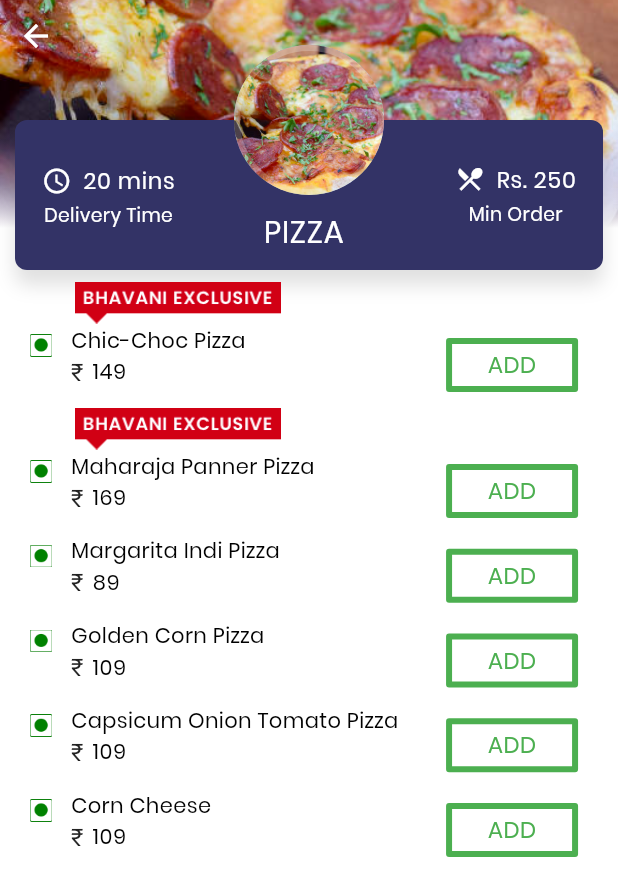
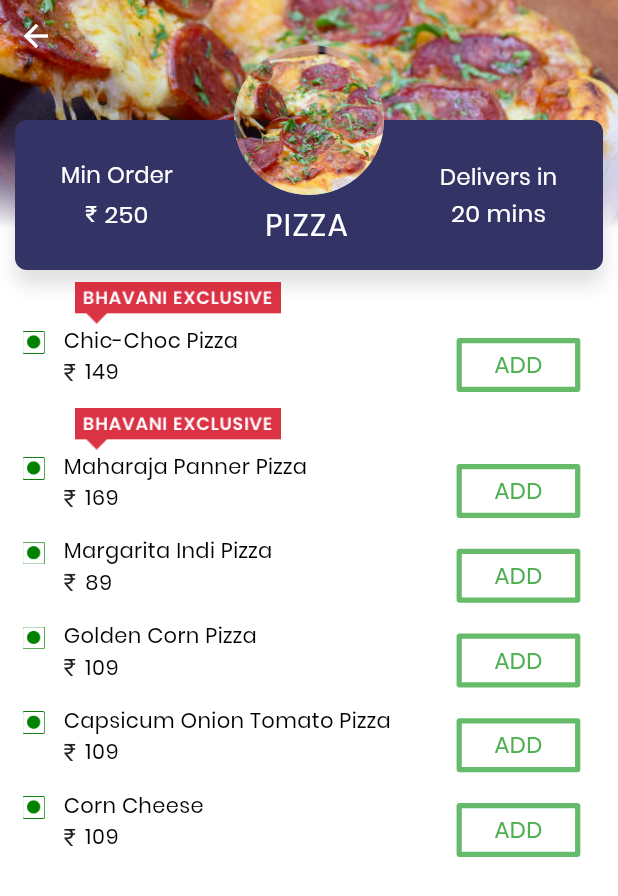
Before and after one commit to chammub/BS, a Flutter app: the DetailPage screen opened directly with sample values from the repository, on a phone screen of 412 x 824 dp. Shown: the top 896 px of the screen. Run offline on Flutter 3.47's test engine with Material 2 defaults, Android fonts, the phone set to English and light mode, and no system bars; missing offline and left inert: color.

Commit message:
Nav - updated

```diff
--- a/lib/common/cart_home.dart
+++ b/lib/common/cart_home.dart
@@ -86,13 +86,18 @@ class _CartHomeState extends State<CartHome> {
         mainAxisAlignment: MainAxisAlignment.start,
         children: <Widget>[
           new Padding(
-              padding: const EdgeInsets.only(left: 20.0),
-              child: new Image.asset(
-                'res/images/ic_logo.png',
-                height: 35.0,
-                width: 35.0,
-                fit: BoxFit.contain,
-              )),
+              padding: const EdgeInsets.only(top: 30.0),
+              child: new IconButton(
+                  icon: new Icon(Icons.chevron_left, color: Colors.black),
+                  onPressed: () {
+                    Navigator.pop(context);
+                    Navigator.pop(context);
+                  })
+
+              //new BackButton(color: Colors.black)
+              ),
+          new Image.asset('res/images/ic_logo.png',
+              height: 35.0, width: 35.0, fit: BoxFit.contain),
           new Padding(
               padding: const EdgeInsets.only(left: 10.0, bottom: 7.5),
               child: new Text("CART ITEMS", style: _billHeaderTextStyle))
@@ -333,7 +338,7 @@ class _CartHomeBuilderState extends State<CartHomeBuilder> {
                     width: 25.0,
                     height: 25.0,
                     child: new IconButton(
-                        icon: new Icon(Icons.remove, color: Colors.red),
+                        icon: new Icon(Icons.remove, color: Colors.red[300]),
                         alignment: Alignment.topLeft,
                         iconSize: 15.0,
                         padding: const EdgeInsets.only(
@@ -341,7 +346,7 @@ class _CartHomeBuilderState extends State<CartHomeBuilder> {
                         onPressed: _cartItemDecrement),
                     decoration: new BoxDecoration(
                         borderRadius:
-                            new BorderRadius.all(new Radius.circular(100.0)),
+                            new BorderRadius.all(new Radius.circular(2.5)),
                         border:
                             new Border.all(color: Colors.green, width: 2.0))),
                 new Container(
@@ -358,7 +363,7 @@ class _CartHomeBuilderState extends State<CartHomeBuilder> {
                     height: 25.0,
                     alignment: Alignment.center,
                     child: new IconButton(
-                        icon: new Icon(Icons.add, color: Colors.red),
+                        icon: new Icon(Icons.add, color: Colors.red[300]),
                         alignment: Alignment.topLeft,
                         iconSize: 15.0,
                         padding: const EdgeInsets.only(
@@ -366,7 +371,7 @@ class _CartHomeBuilderState extends State<CartHomeBuilder> {
                         onPressed: _cartItemIncrement),
                     decoration: new BoxDecoration(
                         borderRadius:
-                            new BorderRadius.all(new Radius.circular(100.0)),
+                            new BorderRadius.all(new Radius.circular(2.5)),
                         border:
                             new Border.all(color: Colors.green, width: 2.0)))
               ])),
--- a/lib/common/text_style.dart
+++ b/lib/common/text_style.dart
@@ -38,7 +38,7 @@ class Style {
       color: Colors.white,
       fontSize: 20.0,
       fontWeight: FontWeight.w400,
-      letterSpacing: 0.5);
+      letterSpacing: 1.0);
 
   // menu list style
   static final menuListItemTitleTextStyle = baseTextStyle.copyWith(
--- a/lib/food/food_menu_detail.dart
+++ b/lib/food/food_menu_detail.dart
@@ -5,7 +5,6 @@ import 'package:bhavani_shoppe/common/text_style.dart';
 import 'package:bhavani_shoppe/model/foodMenu.dart';
 import 'package:bhavani_shoppe/model/foodMenuItem.dart';
 import 'package:flutter/material.dart';
-import 'package:shared_preferences/shared_preferences.dart';
 
 class DetailPage extends StatefulWidget {
   static _DetailPageState of(BuildContext context) =>
@@ -18,15 +17,9 @@ class DetailPage extends StatefulWidget {
 }
 
 class _DetailPageState extends State<DetailPage> {
+  final GlobalKey<ScaffoldState> _scaffoldKey = new GlobalKey<ScaffoldState>();
   int _totalCartCount = 0;
   int _totalPrice = 0;
-//  bool globalClearCartValues = false;
-//
-//  getSharedPreferences() async {
-//    SharedPreferences prefs = await SharedPreferences.getInstance();
-//    globalClearCartValues = prefs.getBool("globalClearCartValues");
-//    print("globalClearCartValues called " + globalClearCartValues.toString());
-//  }
 
   void incrementModelOrderCount(String id) {
     setState(() {
@@ -65,33 +58,30 @@ class _DetailPageState extends State<DetailPage> {
   @override
   void initState() {
     super.initState();
-    print("detail page init called!");
-//    getSharedPreferences().then((data) {
-//      if (!globalClearCartValues) {
-//        print("globalClearCartValues Cart Cleared!");
-//        _cartItems = [];
-//      }
-//      print("globalClearCartValues " + globalClearCartValues.toString());
-//    });
   }
 
   @override
   Widget build(BuildContext context) {
-    return new Scaffold(
+    return new WillPopScope(
+        onWillPop: _requestPop,
+        child: new Scaffold(
+            key: _scaffoldKey,
             body: new Container(
                 constraints: new BoxConstraints.expand(),
                 color: Colors.white, // new Color(0xFF736AB7),
-        child: new Stack(
-          children: <Widget>[
+                child: new Stack(children: <Widget>[
                   _getBackground(),
                   _getGradient(),
                   _getContent(context),
                   _getToolbar(context),
-            _getFooterBar(context),
-          ],
-        ),
-      ),
-    );
+                  _getFooterBar(context)
+                ]))));
+  }
+
+  Future<bool> _requestPop() {
+    // TODO
+    print("will pop scope detail page!!");
+    return new Future.value(true);
   }
 
   Container _getBackground() {
@@ -125,62 +115,6 @@ class _DetailPageState extends State<DetailPage> {
 
   Container _getFoodThumbnail(context) {
     return new Container(
-        child: new Row(
-            mainAxisAlignment: MainAxisAlignment.spaceAround,
-            children: [
-              new Column(
-                  mainAxisSize: MainAxisSize.min,
-                  mainAxisAlignment: MainAxisAlignment.center,
-                  children: [
-                    new Container(
-                        margin: const EdgeInsets.only(bottom: 2.0, top: 2.0),
-                        child: new Row(children: <Widget>[
-                          new Container(
-                              margin: const EdgeInsets.only(right: 7.5),
-                              child: new Icon(Icons.access_time,
-                                  size: 20.0, color: Colors.white)),
-                          new Text(widget.foodMenu.duration,
-                              style: Style.detailPageHeaderTextStyle)
-                        ])),
-                    new Text('Delivery Time',
-                        style: Style.baseTextStyle.copyWith(
-                            color: Colors.white,
-                            fontSize: 12.5,
-                            fontWeight: FontWeight.w400))
-                  ]),
-              new Column(
-                  mainAxisSize: MainAxisSize.min,
-                  mainAxisAlignment: MainAxisAlignment.center,
-                  children: [
-                    new Container(
-                        width: 100.0,
-                        margin: const EdgeInsets.only(top: 50.0, right: 15.0),
-                        child: new Column(children: <Widget>[
-                          new Text(widget.foodMenu.name.toUpperCase(),
-                              style: Style.detailPageHeaderTextStyle1)
-                        ]))
-                  ]),
-              new Column(
-                  mainAxisSize: MainAxisSize.min,
-                  mainAxisAlignment: MainAxisAlignment.center,
-                  children: [
-                    new Container(
-                        margin: const EdgeInsets.only(bottom: 2.0),
-                        child: new Row(children: <Widget>[
-                          new Container(
-                              margin: const EdgeInsets.only(right: 7.5),
-                              child: new Icon(Icons.restaurant_menu,
-                                  size: 20.0, color: Colors.white)),
-                          new Text('Rs. ' + widget.foodMenu.minOrder,
-                              style: Style.detailPageHeaderTextStyle)
-                        ])),
-                    new Text('Min Order',
-                        style: Style.baseTextStyle.copyWith(
-                            color: Colors.white,
-                            fontSize: 12.5,
-                            fontWeight: FontWeight.w400))
-                  ])
-            ]),
         height: 100.0,
         margin: new EdgeInsets.only(top: 50.0, left: 10.0, right: 10.0),
         decoration: new BoxDecoration(
@@ -192,6 +126,53 @@ class _DetailPageState extends State<DetailPage> {
                   color: Colors.black12,
                   blurRadius: 10.0,
                   offset: new Offset(0.0, 10.0))
+            ]),
+        child: new Row(
+            mainAxisAlignment: MainAxisAlignment.spaceAround,
+            crossAxisAlignment: CrossAxisAlignment.center,
+            children: <Widget>[
+              new Column(
+                  mainAxisAlignment: MainAxisAlignment.center,
+                  crossAxisAlignment: CrossAxisAlignment.center,
+                  children: <Widget>[
+                    new Padding(
+                        padding: const EdgeInsets.only(bottom: 2.5),
+                        child: new Text("Min Order",
+                            style: Style.foodMenuItemTextStyle
+                                .copyWith(color: Colors.white))),
+                    new Row(children: <Widget>[
+                      new Padding(
+                          padding: const EdgeInsets.only(right: 5.0),
+                          child: new Text('₹',
+                              style: const TextStyle(
+                                  fontSize: 15.0, color: Colors.white))),
+                      new Text(widget.foodMenu.minOrder,
+                          style: Style.foodMenuHeaderTextStyle
+                              .copyWith(color: Colors.white))
+                    ])
+                  ]),
+              new Column(
+                  mainAxisAlignment: MainAxisAlignment.end,
+                  crossAxisAlignment: CrossAxisAlignment.center,
+                  children: <Widget>[
+                    new Padding(
+                        padding: const EdgeInsets.only(top: 0.0, bottom: 15.0),
+                        child: new Text(widget.foodMenu.name.toUpperCase(),
+                            style: Style.detailPageHeaderTextStyle1))
+                  ]),
+              new Column(
+                  mainAxisAlignment: MainAxisAlignment.center,
+                  crossAxisAlignment: CrossAxisAlignment.center,
+                  children: <Widget>[
+                    new Padding(
+                        padding: const EdgeInsets.only(bottom: 0.5),
+                        child: new Text("Delivers in",
+                            style: Style.foodMenuItemTextStyle
+                                .copyWith(color: Colors.white))),
+                    new Text(widget.foodMenu.duration,
+                        style: Style.foodMenuHeaderTextStyle
+                            .copyWith(color: Colors.white))
+                  ])
             ]));
   }
 
@@ -230,6 +211,7 @@ class _DetailPageState extends State<DetailPage> {
     int sDynamicCartHeight = _totalCartCount == 0 ? 175 : 225;
     return new Container(
         child: new ListView(
+            // key: _silverListKey,
             padding: new EdgeInsets.fromLTRB(0.0, 30.0, 0.0, 32.0),
             children: <Widget>[
           _getHeader(context),
@@ -256,12 +238,6 @@ class _DetailPageState extends State<DetailPage> {
   }
 
   Container _getToolbar(BuildContext context) {
-    _saveValues() async {
-      SharedPreferences prefs = await SharedPreferences.getInstance();
-      prefs.setInt("totalCartItemsCount", _totalCartCount);
-      print("totalCartItemsCount " + _totalCartCount.toString());
-    }
-
     return new Container(
         margin: new EdgeInsets.only(top: MediaQuery.of(context).padding.top),
         child: new IconButton(
@@ -269,10 +245,18 @@ class _DetailPageState extends State<DetailPage> {
             color: Colors.white,
             onPressed: () {
               // save cart items locally
-              _saveValues();
+              //_saveValues();
               // navigate back to food menu list
               Navigator.of(context).pop();
             }));
+  }
+
+  _navigateAndDisplaySelection(BuildContext context) async {
+    // navigate to cart
+    await Navigator.of(context).push(new PageRouteBuilder(
+        pageBuilder: (context, __, ___) => new CartHome(),
+        transitionsBuilder: (context, animation, secondaryAnimation, child) =>
+            new FadeTransition(opacity: animation, child: child)));
   }
 
   Container _getFooterBar(BuildContext context) {
@@ -319,15 +303,7 @@ class _DetailPageState extends State<DetailPage> {
                           margin: const EdgeInsets.only(right: 20.0),
                           child: new GestureDetector(
                               onTap: () {
-                                // navigate to cart
-                                Navigator.of(context).push(new PageRouteBuilder(
-                                      pageBuilder: (context, __, ___) =>
-                                          new CartHome(),
-                                      transitionsBuilder: (context, animation,
-                                              secondaryAnimation, child) =>
-                                          new FadeTransition(
-                                              opacity: animation, child: child),
-                                    ));
+                                _navigateAndDisplaySelection(context);
                               },
                               child: new Row(
                                   mainAxisSize: MainAxisSize.min,
@@ -414,7 +390,7 @@ class _FoodMenuItemBuilderState extends State<FoodMenuItemBuilder> {
           // icon
           new Container(
               alignment: Alignment.topCenter,
-              margin: const EdgeInsets.only(left: 10.0, top: 7.0, right: 7.5),
+              margin: const EdgeInsets.only(left: 5.0, top: 5.0, right: 7.5),
               child: new Image.asset(
                   widget.foodMenuModelItem.foodType == 'VEG'
                       ? 'res/images/ic_veg_icon.png'
@@ -425,7 +401,7 @@ class _FoodMenuItemBuilderState extends State<FoodMenuItemBuilder> {
           new Container(
               alignment: Alignment.centerLeft,
               margin: const EdgeInsets.only(top: 1.0, left: 5.0, bottom: 5.0),
-              width: 250.0,
+              width: MediaQuery.of(context).size.width - 150.0,
               child: new Column(children: <Widget>[
                 new Container(
                     alignment: Alignment.centerLeft,
@@ -448,31 +424,33 @@ class _FoodMenuItemBuilderState extends State<FoodMenuItemBuilder> {
           _addBtnVisible
               ? new Container(
                   alignment: Alignment.center,
+                  width: 82.5,
                   child: new OutlineButton(
                       child: new Text('ADD', style: Style.cartAddTextStyle),
                       color: Colors.white,
                       borderSide:
-                          new BorderSide(color: Colors.green, width: 4.0),
+                          new BorderSide(color: Colors.green[400], width: 3.5),
                       onPressed: _showBottomContainer))
               : new Container(
                   alignment: Alignment.center,
                   child: new Row(children: <Widget>[
                     new Container(
-                        width: 30.0,
-                        height: 30.0,
+                        width: 25.0,
+                        height: 25.0,
                         //alignment: Alignment.center,
                         child: new IconButton(
-                            icon: new Icon(Icons.remove, color: Colors.red),
+                            icon:
+                                new Icon(Icons.remove, color: Colors.red[300]),
                             alignment: Alignment.topLeft,
-                            iconSize: 20.0,
+                            iconSize: 15.0,
                             padding: const EdgeInsets.only(
                                 bottom: 1.0, top: 3.0, left: 3.0),
                             onPressed: _cartItemDecrement),
                         decoration: new BoxDecoration(
-                            borderRadius: new BorderRadius.all(
-                                new Radius.circular(100.0)),
+                            borderRadius:
+                                new BorderRadius.all(new Radius.circular(5.0)),
                             border: new Border.all(
-                                color: Colors.green, width: 2.0))),
+                                color: Colors.green[400], width: 2.0))),
                     new Container(
                         width: 22.0,
                         margin: const EdgeInsets.symmetric(horizontal: 5.0),
@@ -483,21 +461,21 @@ class _FoodMenuItemBuilderState extends State<FoodMenuItemBuilder> {
                             style: Style.baseTextStyle.copyWith(
                                 fontSize: 17.5, fontWeight: FontWeight.bold))),
                     new Container(
-                        width: 30.0,
-                        height: 30.0,
+                        width: 25.0,
+                        height: 25.0,
                         alignment: Alignment.center,
                         child: new IconButton(
-                            icon: new Icon(Icons.add, color: Colors.red),
+                            icon: new Icon(Icons.add, color: Colors.red[300]),
                             alignment: Alignment.topLeft,
-                            iconSize: 20.0,
+                            iconSize: 15.0,
                             padding: const EdgeInsets.only(
                                 bottom: 1.0, top: 3.0, left: 3.0),
                             onPressed: _cartItemIncrement),
                         decoration: new BoxDecoration(
-                            borderRadius: new BorderRadius.all(
-                                new Radius.circular(100.0)),
+                            borderRadius:
+                                new BorderRadius.all(new Radius.circular(5.0)),
                             border: new Border.all(
-                                color: Colors.green, width: 2.0)))
+                                color: Colors.green[400], width: 2.0)))
                   ]))
         ]));
 
@@ -508,24 +486,25 @@ class _FoodMenuItemBuilderState extends State<FoodMenuItemBuilder> {
           children: <Widget>[
             // exclusive banner
             widget.foodMenuModelItem.exclusiveBanner
-                ? new Image.asset(
+                ? new Opacity(
+                    opacity: 0.8,
+                    child: new Image.asset(
                         'res/images/ic_banner_bhavani_exclusive.png',
-                    height: 27.5,
-                  )
+                        height: 27.5))
                 : new Container(),
             // must try banner
             widget.foodMenuModelItem.mustTryBanner
-                ? new Image.asset(
-                    'res/images/ic_banner_must_try.png',
-                    height: 27.5,
-                  )
+                ? new Opacity(
+                    opacity: 0.8,
+                    child: new Image.asset('res/images/ic_banner_must_try.png',
+                        height: 27.5))
                 : new Container(),
             // new banner
             widget.foodMenuModelItem.newBanner
-                ? new Image.asset(
-                    'res/images/ic_banner_new.png',
-                    height: 27.5,
-                  )
+                ? new Opacity(
+                    opacity: 0.8,
+                    child: new Image.asset('res/images/ic_banner_new.png',
+                        height: 27.5))
                 : new Container(),
           ],
         ));
--- a/lib/food/food_menu_home.dart
+++ b/lib/food/food_menu_home.dart
@@ -1,5 +1,7 @@
 import 'dart:async';
+import 'dart:ui' as ui;
 
+import 'package:bhavani_shoppe/common/cart_home.dart';
 import 'package:bhavani_shoppe/common/text_style.dart';
 import 'package:bhavani_shoppe/food/food_menu_detail.dart';
 import 'package:bhavani_shoppe/model/foodMenu.dart';
@@ -18,6 +20,8 @@ class FoodHomePage extends StatelessWidget {
             border: Border(
                 bottom: BorderSide(width: 0.5, color: Colors.grey[300]))),
         height: 75.0,
+        child: new BackdropFilter(
+            filter: new ui.ImageFilter.blur(sigmaX: 5.0, sigmaY: 5.0),
             child: new Row(
                 crossAxisAlignment: CrossAxisAlignment.end,
                 mainAxisAlignment: MainAxisAlignment.start,
@@ -33,7 +37,7 @@ class FoodHomePage extends StatelessWidget {
                       padding: const EdgeInsets.only(left: 10.0, bottom: 7.5),
                       child: new Text("BHAVANI FOOD",
                           style: Style.foodMenuHeaderTextStyle))
-            ]));
+                ])));
 
     Expanded pageContent = new Expanded(
         child: new Container(
@@ -130,8 +134,7 @@ class _FoodMenuBuilderState extends State<FoodMenuBuilder> {
                     new DetailPage(widget.foodMenu),
                 transitionsBuilder:
                     (context, animation, secondaryAnimation, child) =>
-                      new FadeTransition(opacity: animation, child: child),
-            ),
+                        new FadeTransition(opacity: animation, child: child)),
           );
       // After the Selection Screen returns a result, show it in a bottom!
       Scaffold.of(context).showBottomSheet((BuildContext bottomSheetContext) {
@@ -197,7 +200,13 @@ class _FoodMenuBuilderState extends State<FoodMenuBuilder> {
                         child: new GestureDetector(
                             onTap: () {
                               // navigate to cart
-                              print('Navigation to Cart triggered');
+                              Navigator.of(context).push(new PageRouteBuilder(
+                                  pageBuilder: (context, __, ___) =>
+                                      new CartHome(),
+                                  transitionsBuilder: (context, animation,
+                                          secondaryAnimation, child) =>
+                                      new FadeTransition(
+                                          opacity: animation, child: child)));
                             },
                             child: new Row(
                                 mainAxisSize: MainAxisSize.min,
--- a/lib/home.dart
+++ b/lib/home.dart
@@ -4,12 +4,12 @@ import 'package:bhavani_shoppe/common/text_style.dart';
 import 'package:bhavani_shoppe/food/food_menu_home.dart';
 import 'package:bhavani_shoppe/model/homeGrid.dart';
 import 'package:flutter/material.dart';
-import 'package:flutter/scheduler.dart' show timeDilation;
+// import 'package:flutter/scheduler.dart' show timeDilation;
 
 class HomePage extends StatelessWidget {
   @override
   Widget build(BuildContext context) {
-    timeDilation = 2.0; // 1.0 is normal animation speed.
+    // timeDilation = 2.0; // 1.0 is normal animation speed.
     return new Scaffold(
         body: new Container(
             decoration:
```
Lines whose indentation alone changed are shown as unchanged.
